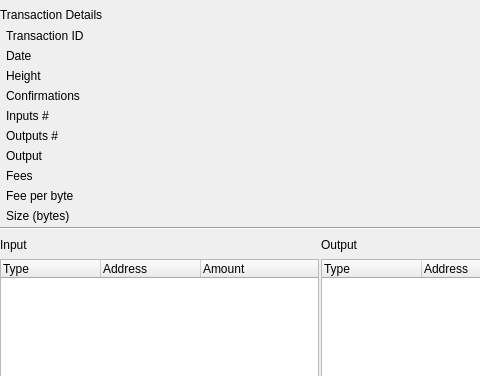
First picture: the form in BlockSettleUILib/TransactionDetailsWidget.ui, repository BlockSettle/terminal, before the edit; both pictures show x 0 to 480 and y 0 to 376 of the 640 by 480 pixel window.
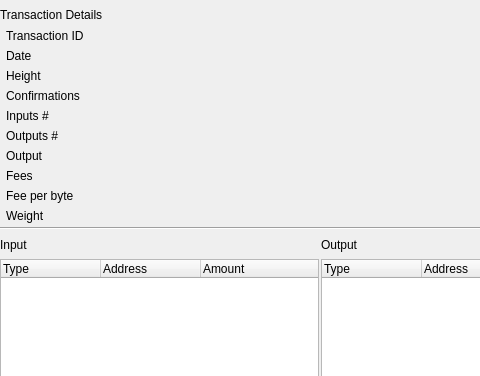
Second picture: the form after the edit. Custom widgets are drawn as their Qt base class.

Commit message:
Make proper usage of TX weight
Some code makes use of a transaction's weight in a roundabout way. Use the weight directly.

In addition, clean up incorrect references to TX size in the GUI. Refer to weight instead.

What changed in the file:
```diff
--- a/BlockSettleUILib/TransactionDetailsWidget.ui
+++ b/BlockSettleUILib/TransactionDetailsWidget.ui
@@ -264,7 +264,7 @@
            <item row="13" column="0">
             <widget class="QLabel" name="label_7">
              <property name="text">
-              <string>Size (bytes)</string>
+              <string>Weight</string>
              </property>
             </widget>
            </item>
```
The commit also changes 6 other files.
